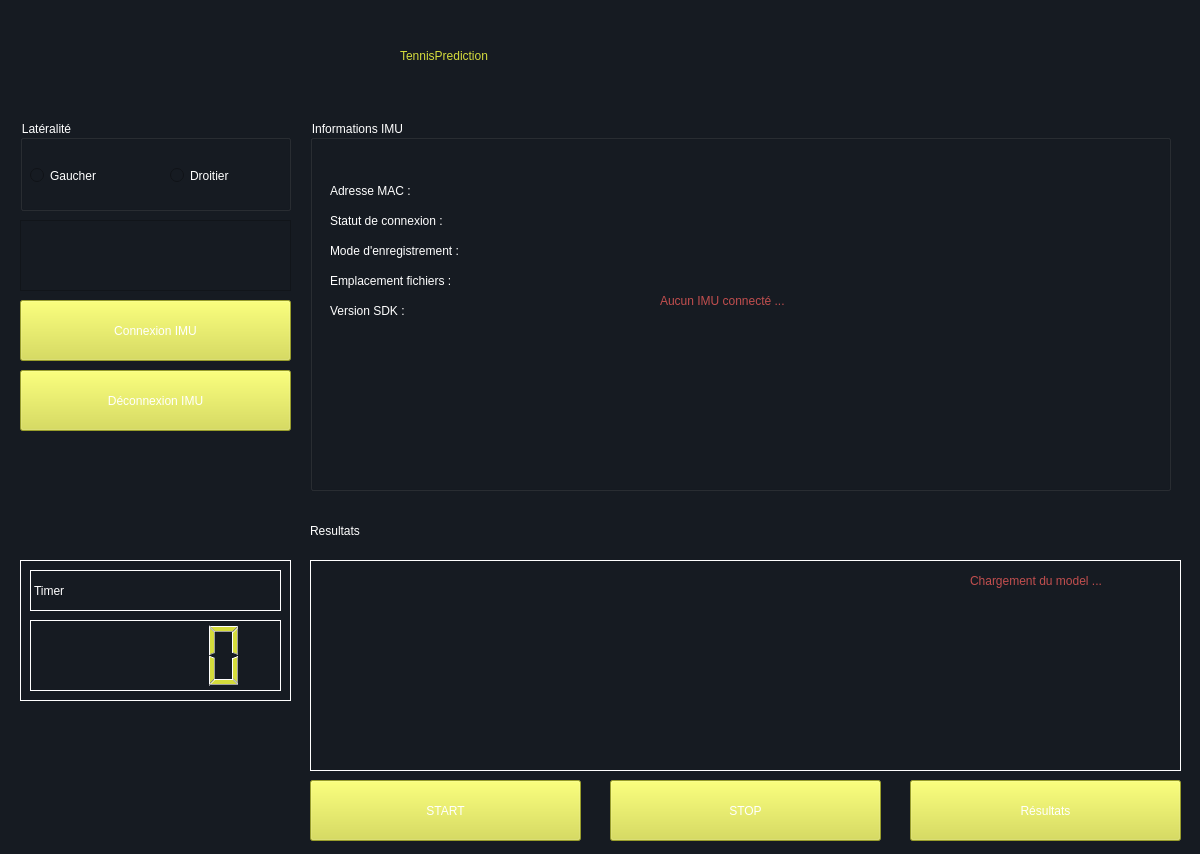
Above: data/ui_application.ui from VictorVatt/ShotPredictionApp before the change. Below: the same form after it.
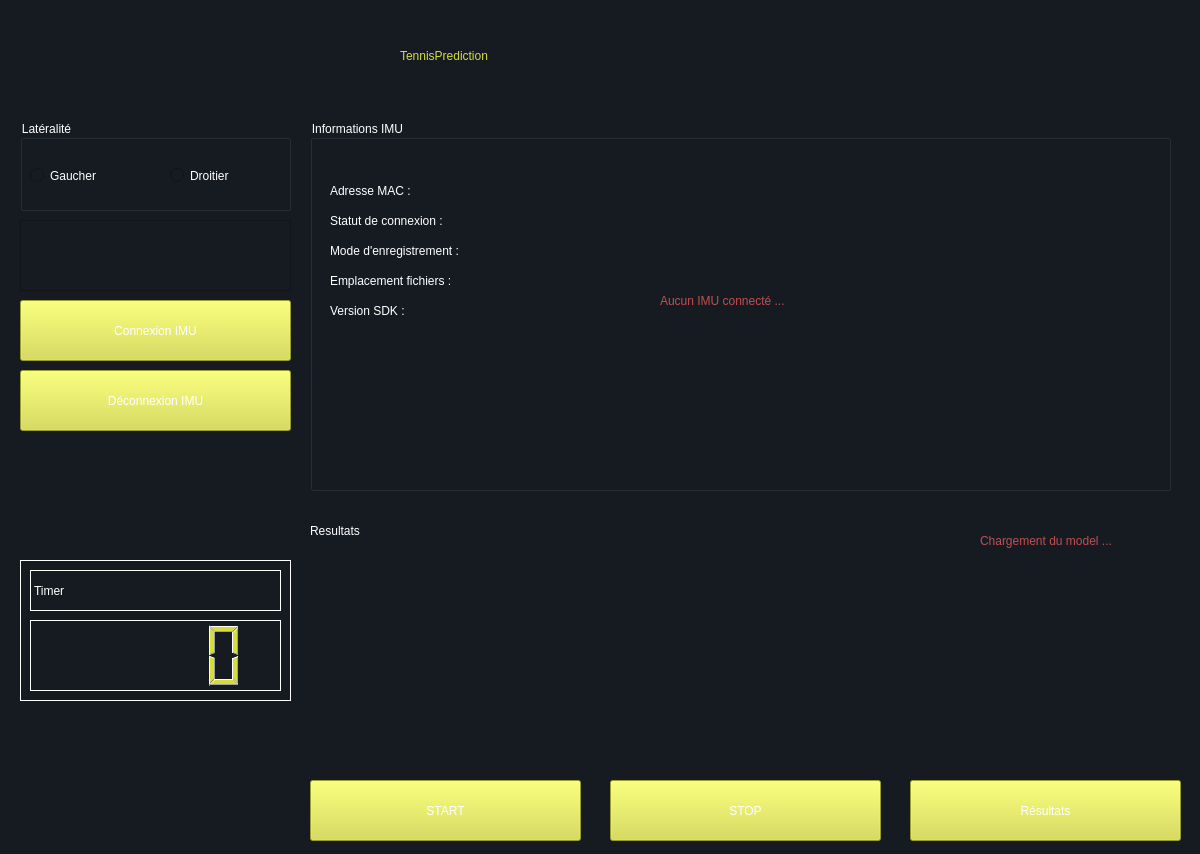
That is the form after the change.

Diff of the .ui file:
```diff
--- a/data/ui_application.ui
+++ b/data/ui_application.ui
@@ -236,19 +236,6 @@
     <string>Resultats</string>
    </property>
   </widget>
-  <widget class="QGraphicsView" name="results_graph">
-   <property name="geometry">
-    <rect>
-     <x>310</x>
-     <y>560</y>
-     <width>871</width>
-     <height>211</height>
-    </rect>
-   </property>
-   <property name="styleSheet">
-    <string notr="true">border: 1px solid rgb(255, 255, 255);</string>
-   </property>
-  </widget>
   <widget class="QPushButton" name="startRecord">
    <property name="geometry">
     <rect>
@@ -410,8 +397,8 @@
   <widget class="QLabel" name="message_connexion_2">
    <property name="geometry">
     <rect>
-     <x>970</x>
-     <y>570</y>
+     <x>980</x>
+     <y>530</y>
      <width>201</width>
      <height>21</height>
     </rect>
@@ -424,6 +411,17 @@
     <string>Chargement du model ...</string>
    </property>
   </widget>
+  <widget class="QWidget" name="gridLayoutWidget">
+   <property name="geometry">
+    <rect>
+     <x>310</x>
+     <y>560</y>
+     <width>871</width>
+     <height>211</height>
+    </rect>
+   </property>
+   <layout class="QGridLayout" name="gridLayout"/>
+  </widget>
  </widget>
  <resources>
   <include location="../../ShotPredictionIMU/data/image.qrc"/>
```
